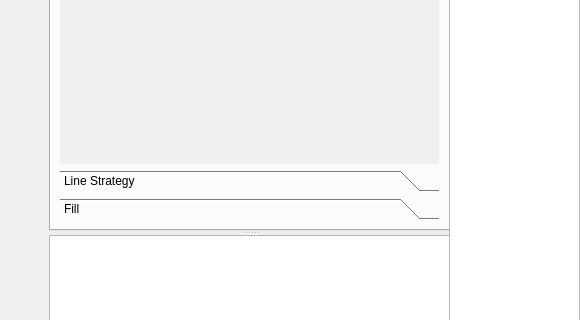
Above: main.ui from csekri/tkzgeom before the change; both pictures show x 671 to 1251 and y 264 to 584 of the 1251 by 783 pixel window. Below: the same form after it.
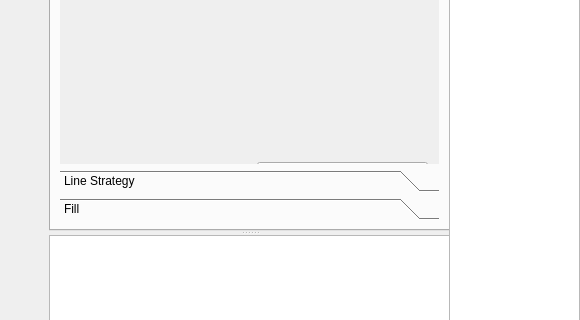
That is the form after the change. The open tabs and pages were chosen to show the change. Icons and pictures are not drawn.

The edit to the form file:
```diff
--- a/main.ui
+++ b/main.ui
@@ -3577,6 +3577,44 @@
           <attribute name="label">
            <string>Line Properties</string>
           </attribute>
+          <widget class="QWidget" name="layoutWidget_3">
+           <property name="geometry">
+            <rect>
+             <x>20</x>
+             <y>310</y>
+             <width>348</width>
+             <height>34</height>
+            </rect>
+           </property>
+           <layout class="QHBoxLayout" name="horizontalLayout_79">
+            <item>
+             <widget class="QLabel" name="label_83">
+              <property name="text">
+               <string>Line Junction</string>
+              </property>
+             </widget>
+            </item>
+            <item>
+             <widget class="QComboBox" name="comboBox_3">
+              <item>
+               <property name="text">
+                <string>Round</string>
+               </property>
+              </item>
+              <item>
+               <property name="text">
+                <string>Bevel</string>
+               </property>
+              </item>
+              <item>
+               <property name="text">
+                <string>Miter</string>
+               </property>
+              </item>
+             </widget>
+            </item>
+           </layout>
+          </widget>
          </widget>
          <widget class="QWidget" name="page_17">
           <property name="geometry">
```
Left out of the diff: 79 changed lines with no effect on the pictures.
